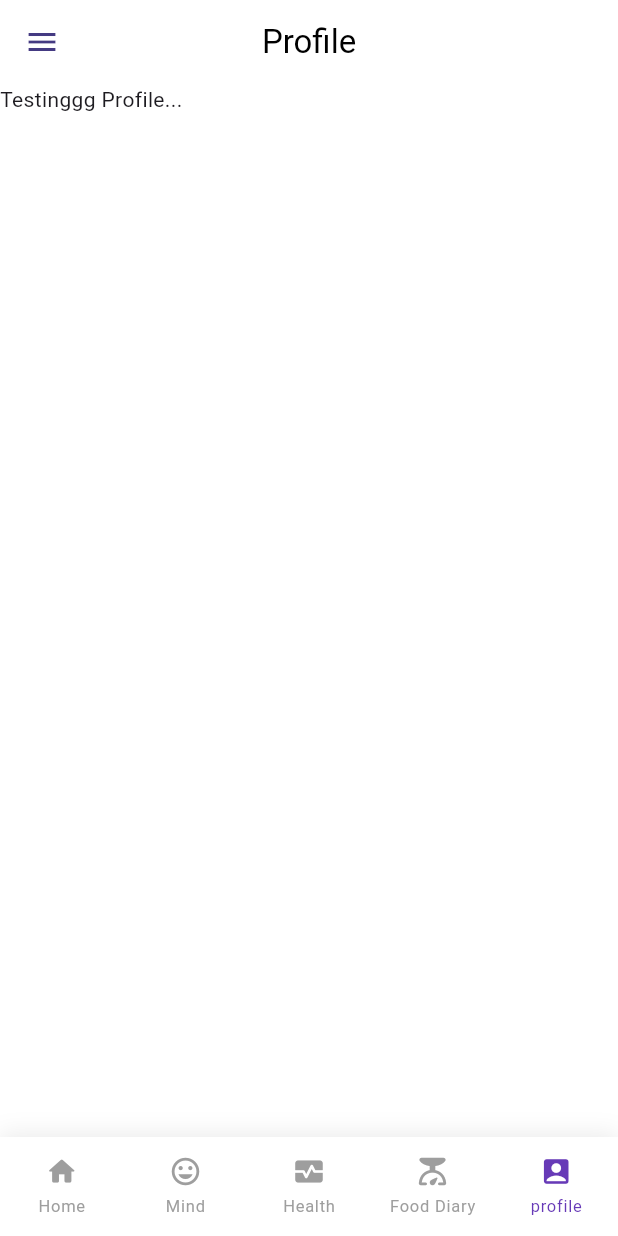
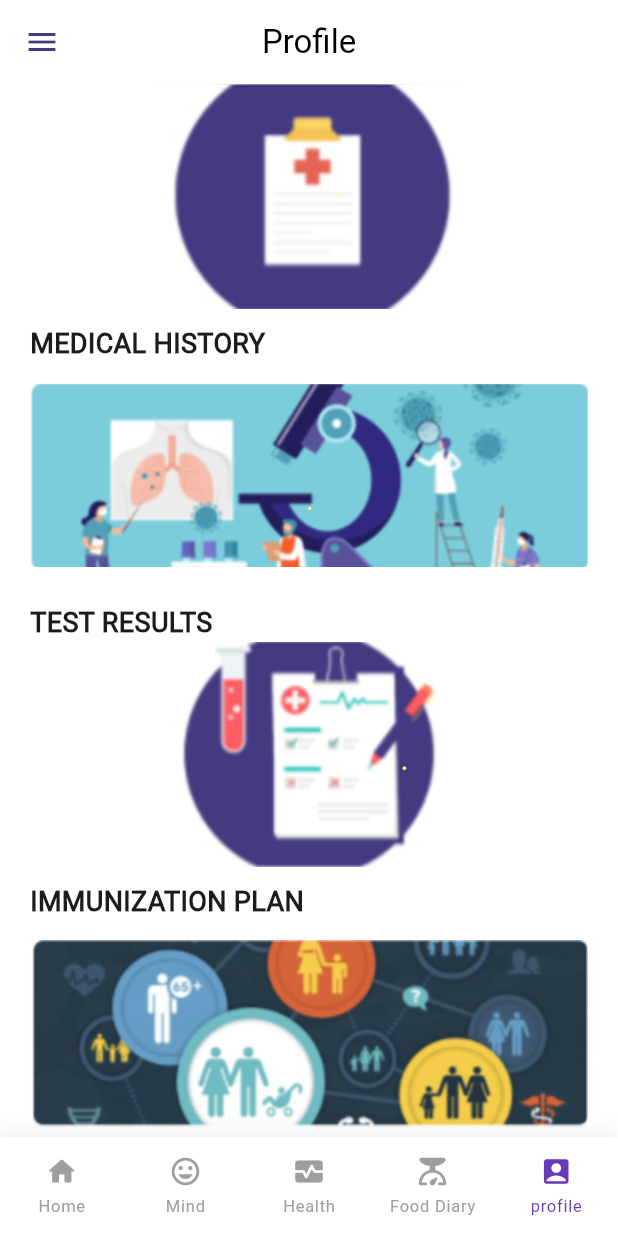
Before and after one commit to kamelmdahduleh/Origin, a Flutter app: the screen it shows after launch, item 5 of the bottom bar chosen, on a phone screen of 412 x 824 dp. Run offline on Flutter 3.47's test engine with Material 2 defaults, Android fonts, the light colour scheme and no system bars; drawn by our look-alikes of awesome_bottom_bar.

Commit message:
profile Screen update 6-6-2023 - 4:05PM

```diff
--- a/lib/screens/profile_screen.dart
+++ b/lib/screens/profile_screen.dart
@@ -5,8 +5,129 @@ class ProfileScreen extends StatelessWidget {
 
   @override
   Widget build(BuildContext context) {
-    return Container(
-      child: Text('Testinggg Profile...'),
+    return const Scaffold(
+      body: MyList(),
     );
   }
 }
+
+class MyList extends StatefulWidget {
+  const MyList({super.key});
+
+  @override
+  State<MyList> createState() => _MyListState();
+}
+
+class _MyListState extends State<MyList> {
+  @override
+  Widget build(BuildContext context) {
+    return Scaffold(
+      backgroundColor: Colors.white,
+      body: ListView.builder(
+        itemCount: 1,
+        itemBuilder: (context, index) {
+          return Column(
+            children: [
+              Container(
+                margin: const EdgeInsets.symmetric(horizontal: 20),
+                child: const Column(
+                  mainAxisSize: MainAxisSize.min,
+                  children: [
+                    Image(
+                      image: AssetImage(
+                          'images/profile_screen_images/image_1.png'),
+                      height: 150,
+                    ),
+                    SizedBox(
+                      height: 10,
+                    ),
+                    Align(
+                      alignment: Alignment.centerLeft,
+                      child: Text(
+                        'MEDICAL HISTORY',
+                        style: TextStyle(
+                            fontSize: 18, fontWeight: FontWeight.w600),
+                      ),
+                    )
+                  ],
+                ),
+              ),
+              Container(
+                margin: const EdgeInsets.symmetric(horizontal: 20),
+                child: const Column(
+                  mainAxisSize: MainAxisSize.min,
+                  children: [
+                    Image(
+                      image: AssetImage(
+                          'images/profile_screen_images/image_2.png'),
+                      height: 150,
+                    ),
+                    SizedBox(
+                      height: 10,
+                    ),
+                    Align(
+                      alignment: Alignment.centerLeft,
+                      child: Text(
+                        'TEST RESULTS',
+                        style: TextStyle(
+                            fontSize: 18, fontWeight: FontWeight.w600),
+                      ),
+                    )
+                  ],
+                ),
+              ),
+              Container(
+                margin: const EdgeInsets.symmetric(horizontal: 20),
+                child: const Column(
+                  mainAxisSize: MainAxisSize.min,
+                  children: [
+                    Image(
+                      image: AssetImage(
+                          'images/profile_screen_images/image_3.png'),
+                      height: 150,
+                    ),
+                    SizedBox(
+                      height: 10,
+                    ),
+                    Align(
+                      alignment: Alignment.centerLeft,
+                      child: Text(
+                        'IMMUNIZATION PLAN',
+                        style: TextStyle(
+                            fontSize: 18, fontWeight: FontWeight.w600),
+                      ),
+                    )
+                  ],
+                ),
+              ),
+              Container(
+                margin: const EdgeInsets.symmetric(horizontal: 20),
+                child: const Column(
+                  mainAxisSize: MainAxisSize.min,
+                  children: [
+                    Image(
+                      image: AssetImage(
+                          'images/profile_screen_images/image_4.png'),
+                      height: 150,
+                    ),
+                    SizedBox(
+                      height: 10,
+                    ),
+                    Align(
+                      alignment: Alignment.centerLeft,
+                      child: Text(
+                        'FAMILY RECORD',
+                        style: TextStyle(
+                            fontSize: 18, fontWeight: FontWeight.w600),
+                      ),
+                    )
+                  ],
+                ),
+              ),
+            ],
+          );
+        },
+      ),
+    );
+  }
+}
--- a/pubspec.yaml
+++ b/pubspec.yaml
@@ -63,6 +63,7 @@ flutter:
   # To add assets to your application, add an assets section, like this:
   assets:
     - images/
+    - images/profile_screen_images/
 
   # An image asset can refer to one or more resolution-specific "variants", see
   # https://flutter.dev/assets-and-images/#resolution-aware
```
Also changed, not shown: images/profile_screen_images/image_1.png (added), images/profile_screen_images/image_2.png (added), images/profile_screen_images/image_3.png (added), images/profile_screen_images/image_4.png (added).
